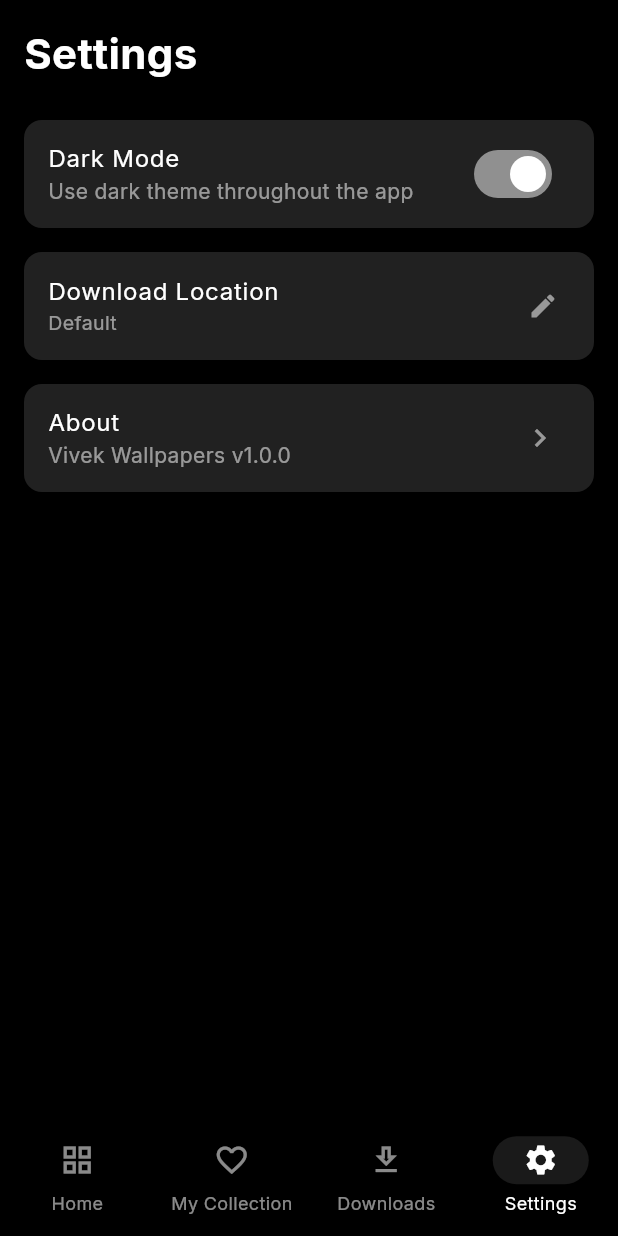
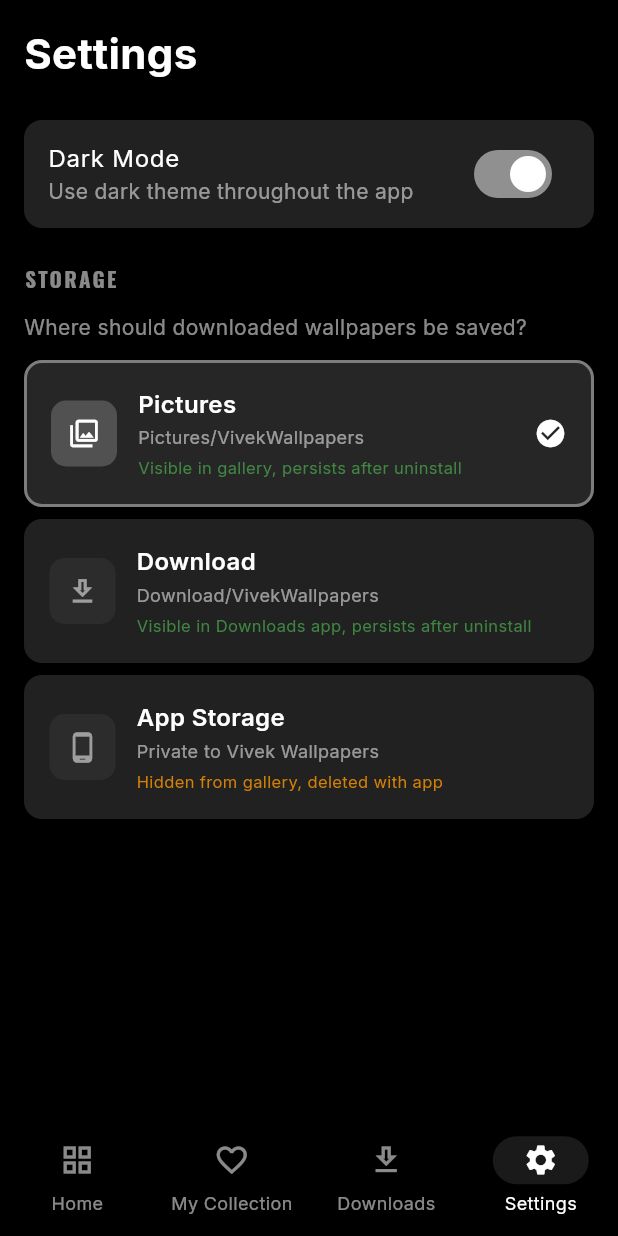
Before and after one commit to prit-007/wallbizz, a Flutter app: the screen it shows after launch, item 4 of the bottom bar chosen, on a phone screen of 412 x 824 dp. Run offline on Flutter 3.47's test engine with Material 3 defaults, Android fonts, the phone set to English and light mode, and no system bars; our stand-ins replace cached_network_image, flutter_animate, flutter_dotenv, google_fonts, hive, hive_flutter and 3 more; missing offline and left inert: async_wallpaper, dart:html; accounts and stored records are empty; network calls fail.

Commit message:
feat: replace manual download path editor with gallery storage picker and Android MediaStore integration
- Add GalleryService with MethodChannel to native Android code for saving to Pictures/Download directories and media scanning
- Rewrite SettingsScreen storage section to choose between Pictures, Download, or App Private storage with descriptions and confirmations
- Add Android permissions: READ_EXTERNAL_STORAGE, MANAGE_EXTERNAL_STORAGE, and keep SET_WALLPAPER and WRITE_EXTERNAL_STORAGE
- Implement MainActivity MethodChannel handlers: saveToGallery using MediaStore on Android 10+, direct copy on older versions, scanMedia, and getGalleryPath
- Update macOS and Windows generated plugin registrants for share_plus plugin

```diff
--- a/app/lib/screens/settings_screen.dart
+++ b/app/lib/screens/settings_screen.dart
@@ -1,6 +1,7 @@
 import 'package:flutter/material.dart';
+import 'package:google_fonts/google_fonts.dart';
 import 'package:shared_preferences/shared_preferences.dart';
-import '../services/download_service.dart';
+import '../services/gallery_service.dart';
 
 class SettingsScreen extends StatefulWidget {
   const SettingsScreen({super.key});
@@ -11,7 +12,7 @@ class SettingsScreen extends StatefulWidget {
 
 class _SettingsScreenState extends State<SettingsScreen> {
   bool _isDarkMode = true;
-  String _downloadPath = '';
+  String _storageChoice = 'pictures';
 
   @override
   void initState() {
@@ -21,10 +22,11 @@ class _SettingsScreenState extends State<SettingsScreen> {
 
   Future<void> _loadSettings() async {
     final prefs = await SharedPreferences.getInstance();
+    final storage = await GalleryService.selectedStorage;
     if (mounted) {
       setState(() {
         _isDarkMode = prefs.getBool('dark_mode') ?? true;
-        _downloadPath = prefs.getString('download_path') ?? '';
+        _storageChoice = storage;
       });
     }
   }
@@ -37,46 +39,44 @@ class _SettingsScreenState extends State<SettingsScreen> {
     }
   }
 
-  Future<void> _editDownloadPath() async {
-    final controller = TextEditingController(text: _downloadPath);
-    final result = await showDialog<String>(
+  Future<void> _selectStorage(String key) async {
+    if (key == 'app_private') {
+      final confirmed = await showDialog<bool>(
         context: context,
         builder: (ctx) => AlertDialog(
           backgroundColor: Colors.grey[900],
-        title: const Text('Download Path',
-            style: TextStyle(color: Colors.white)),
-        content: TextField(
-          controller: controller,
-          style: const TextStyle(color: Colors.white),
-          decoration: InputDecoration(
-            hintText: 'Enter full directory path',
-            hintStyle: const TextStyle(color: Colors.white38),
-            filled: true,
-            fillColor: Colors.grey[800],
-            border: OutlineInputBorder(
-              borderRadius: BorderRadius.circular(8),
-              borderSide: BorderSide.none,
+          shape: RoundedRectangleBorder(
+            borderRadius: BorderRadius.circular(16),
+          ),
+          title: Text(
+            'Private Storage?',
+            style: GoogleFonts.inter(
+              color: Colors.white,
+              fontWeight: FontWeight.w600,
             ),
           ),
+          content: Text(
+            'Images saved to app storage will be deleted when you uninstall the app and won\'t appear in your gallery.',
+            style: GoogleFonts.inter(color: Colors.white70),
           ),
           actions: [
             TextButton(
-            onPressed: () => Navigator.of(ctx).pop(),
-            child: const Text('Cancel'),
+              onPressed: () => Navigator.pop(ctx, false),
+              child: Text('Cancel', style: GoogleFonts.inter(color: Colors.white54)),
             ),
             TextButton(
-            onPressed: () => Navigator.of(ctx).pop(controller.text),
-            child: const Text('Save'),
+              onPressed: () => Navigator.pop(ctx, true),
+              child: Text('Use Anyway', style: GoogleFonts.inter(color: Colors.white)),
             ),
           ],
         ),
       );
+      if (confirmed != true) return;
+    }
 
-    if (result != null && result.isNotEmpty && result != _downloadPath) {
-      await DownloadService.setDownloadPath(result);
+    await GalleryService.setSelectedStorage(key);
     if (mounted) {
-        setState(() => _downloadPath = result);
-      }
+      setState(() => _storageChoice = key);
     }
   }
 
@@ -85,9 +85,9 @@ class _SettingsScreenState extends State<SettingsScreen> {
     return ListView(
       padding: const EdgeInsets.all(16),
       children: [
-        const Text(
+        Text(
           'Settings',
-          style: TextStyle(
+          style: GoogleFonts.inter(
             fontSize: 28,
             fontWeight: FontWeight.bold,
             color: Colors.white,
@@ -95,13 +95,13 @@ class _SettingsScreenState extends State<SettingsScreen> {
         ),
         const SizedBox(height: 24),
         SwitchListTile(
-          title: const Text(
+          title: Text(
             'Dark Mode',
-            style: TextStyle(color: Colors.white),
+            style: GoogleFonts.inter(color: Colors.white),
           ),
-          subtitle: const Text(
+          subtitle: Text(
             'Use dark theme throughout the app',
-            style: TextStyle(color: Colors.white54),
+            style: GoogleFonts.inter(color: Colors.white54),
           ),
           value: _isDarkMode,
           onChanged: _toggleTheme,
@@ -111,45 +111,133 @@ class _SettingsScreenState extends State<SettingsScreen> {
             borderRadius: BorderRadius.circular(12),
           ),
         ),
-        const SizedBox(height: 16),
-        ListTile(
-          title: const Text(
-            'Download Location',
-            style: TextStyle(color: Colors.white),
+        const SizedBox(height: 24),
+        Text(
+          'STORAGE',
+          style: GoogleFonts.oswald(
+            fontSize: 14,
+            fontWeight: FontWeight.bold,
+            letterSpacing: 1.5,
+            color: Colors.white54,
           ),
-          subtitle: Text(
-            _downloadPath.isNotEmpty ? _downloadPath : 'Default',
-            style: TextStyle(
+        ),
+        const SizedBox(height: 12),
+        Text(
+          'Where should downloaded wallpapers be saved?',
+          style: GoogleFonts.inter(
+            fontSize: 14,
             color: Colors.white54,
-              fontSize: 13,
           ),
-            maxLines: 2,
-            overflow: TextOverflow.ellipsis,
         ),
-          trailing: const Icon(Icons.edit, color: Colors.white54, size: 20),
-          tileColor: Colors.grey[900],
-          shape: RoundedRectangleBorder(
-            borderRadius: BorderRadius.circular(12),
+        const SizedBox(height: 12),
+        _buildStorageOption(
+          key: 'pictures',
+          title: 'Pictures',
+          subtitle: 'Pictures/VivekWallpapers',
+          icon: Icons.photo_library_outlined,
+          description: 'Visible in gallery, persists after uninstall',
         ),
-          onTap: _editDownloadPath,
+        const SizedBox(height: 8),
+        _buildStorageOption(
+          key: 'download',
+          title: 'Download',
+          subtitle: 'Download/VivekWallpapers',
+          icon: Icons.download_outlined,
+          description: 'Visible in Downloads app, persists after uninstall',
         ),
-        const SizedBox(height: 16),
-        ListTile(
-          title: const Text(
-            'About',
-            style: TextStyle(color: Colors.white),
-          ),
-          subtitle: const Text(
-            'Vivek Wallpapers v1.0.0',
-            style: TextStyle(color: Colors.white54),
-          ),
-          trailing: const Icon(Icons.chevron_right, color: Colors.white54),
-          tileColor: Colors.grey[900],
-          shape: RoundedRectangleBorder(
-            borderRadius: BorderRadius.circular(12),
-          ),
+        const SizedBox(height: 8),
+        _buildStorageOption(
+          key: 'app_private',
+          title: 'App Storage',
+          subtitle: 'Private to Vivek Wallpapers',
+          icon: Icons.phone_android,
+          description: 'Hidden from gallery, deleted with app',
         ),
       ],
     );
   }
+
+  Widget _buildStorageOption({
+    required String key,
+    required String title,
+    required String subtitle,
+    required IconData icon,
+    required String description,
+  }) {
+    final isSelected = _storageChoice == key;
+
+    return GestureDetector(
+      onTap: () => _selectStorage(key),
+      child: Container(
+        padding: const EdgeInsets.all(16),
+        decoration: BoxDecoration(
+          color: isSelected
+              ? Colors.white.withValues(alpha: 0.15)
+              : Colors.grey[900],
+          borderRadius: BorderRadius.circular(12),
+          border: Border.all(
+            color: isSelected
+                ? Colors.white.withValues(alpha: 0.4)
+                : Colors.transparent,
+            width: isSelected ? 2 : 1,
+          ),
+        ),
+        child: Row(
+          children: [
+            Container(
+              width: 44,
+              height: 44,
+              decoration: BoxDecoration(
+                color: isSelected
+                    ? Colors.white.withValues(alpha: 0.2)
+                    : Colors.white.withValues(alpha: 0.05),
+                borderRadius: BorderRadius.circular(10),
+              ),
+              child: Icon(
+                icon,
+                color: isSelected ? Colors.white : Colors.white54,
+                size: 22,
+              ),
+            ),
+            const SizedBox(width: 14),
+            Expanded(
+              child: Column(
+                crossAxisAlignment: CrossAxisAlignment.start,
+                children: [
+                  Text(
+                    title,
+                    style: GoogleFonts.inter(
+                      fontSize: 16,
+                      fontWeight: FontWeight.w600,
+                      color: Colors.white,
+                    ),
+                  ),
+                  const SizedBox(height: 2),
+                  Text(
+                    subtitle,
+                    style: GoogleFonts.inter(
+                      fontSize: 12,
+                      color: Colors.white54,
+                    ),
+                  ),
+                  const SizedBox(height: 4),
+                  Text(
+                    description,
+                    style: GoogleFonts.inter(
+                      fontSize: 11,
+                      color: key == 'app_private'
+                          ? Colors.orange.withValues(alpha: 0.8)
+                          : Colors.green.withValues(alpha: 0.7),
+                    ),
+                  ),
+                ],
+              ),
+            ),
+            if (isSelected)
+              const Icon(Icons.check_circle, color: Colors.white, size: 22),
+          ],
+        ),
+      ),
+    );
   }
+}
--- /dev/null
+++ b/app/lib/services/gallery_service.dart
@@ -0,0 +1,77 @@
+import 'dart:io';
+import 'package:flutter/services.dart';
+import 'package:path_provider/path_provider.dart';
+import 'package:shared_preferences/shared_preferences.dart';
+
+class GalleryService {
+  static const _channel = MethodChannel('com.vivek.vivek_app/gallery');
+  static const _storagePrefKey = 'gallery_storage_choice';
+
+  static const Map<String, String> storageOptions = {
+    'pictures': 'Pictures/VivekWallpapers',
+    'download': 'Download/VivekWallpapers',
+    'app_private': 'App Storage (private)',
+  };
+
+  static Future<String> get selectedStorage async {
+    final prefs = await SharedPreferences.getInstance();
+    return prefs.getString(_storagePrefKey) ?? 'pictures';
+  }
+
+  static Future<void> setSelectedStorage(String key) async {
+    final prefs = await SharedPreferences.getInstance();
+    await prefs.setString(_storagePrefKey, key);
+  }
+
+  static Future<String> getTargetDirectory() async {
+    final choice = await selectedStorage;
+
+    switch (choice) {
+      case 'pictures':
+        final result = await _channel.invokeMethod<String>('getGalleryPath', {
+          'subDir': 'VivekWallpapers',
+        });
+        return result ?? '/storage/emulated/0/Pictures/VivekWallpapers';
+
+      case 'download':
+        if (Platform.isAndroid) {
+          return '/storage/emulated/0/Download/VivekWallpapers';
+        }
+        final dir = await getApplicationDocumentsDirectory();
+        return '${dir.path}/VivekWallpapers';
+
+      case 'app_private':
+      default:
+        final dir = await getApplicationDocumentsDirectory();
+        return '${dir.path}/VivekWallpapers';
+    }
+  }
+
+  static Future<bool> saveToGallery({
+    required String sourcePath,
+    required String fileName,
+  }) async {
+    final choice = await selectedStorage;
+
+    if (choice == 'app_private') {
+      return true;
+    }
+
+    try {
+      final result = await _channel.invokeMethod<bool>('saveToGallery', {
+        'sourcePath': sourcePath,
+        'fileName': fileName,
+        'subDir': 'VivekWallpapers',
+      });
+      return result ?? false;
+    } catch (e) {
+      return false;
+    }
+  }
+
+  static Future<void> scanMedia(String filePath) async {
+    try {
+      await _channel.invokeMethod('scanMedia', {'filePath': filePath});
+    } catch (_) {}
+  }
+}
```
Also changed, not shown: 5 other files. Lines whose indentation alone changed are shown as unchanged.
